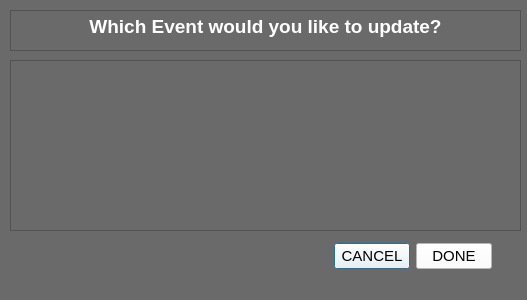
Qt form Project 3/updatewindow.ui (ecdev456/Nonogram-SE) before a commit.
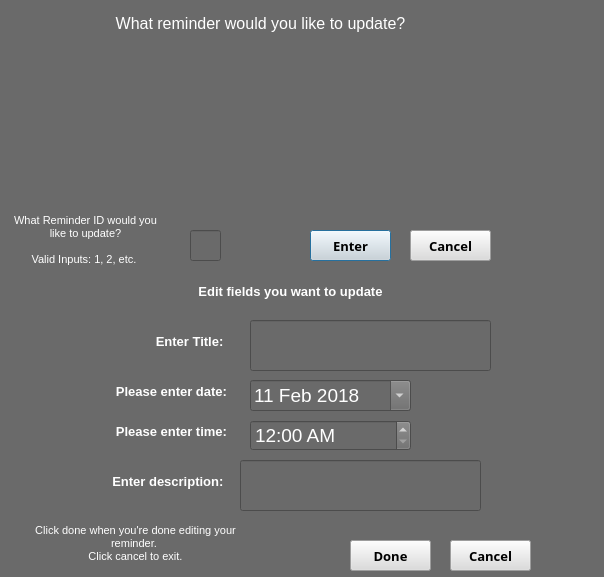
The same form after that commit.

```diff
--- a/Project 3/updatewindow.ui
+++ b/Project 3/updatewindow.ui
@@ -6,8 +6,8 @@
    <rect>
     <x>0</x>
     <y>0</y>
-    <width>527</width>
-    <height>300</height>
+    <width>604</width>
+    <height>577</height>
    </rect>
   </property>
   <property name="windowTitle">
@@ -21,30 +21,16 @@
    <property name="geometry">
     <rect>
      <x>10</x>
-     <y>10</y>
-     <width>511</width>
-     <height>41</height>
+     <y>50</y>
+     <width>551</width>
+     <height>141</height>
     </rect>
    </property>
    <property name="styleSheet">
     <string notr="true">color: rgb(255, 255, 255);</string>
    </property>
-   <property name="html">
-    <string>&lt;!DOCTYPE HTML PUBLIC &quot;-//W3C//DTD HTML 4.0//EN&quot; &quot;http://www.w3.org/TR/REC-html40/strict.dtd&quot;&gt;
-&lt;html&gt;&lt;head&gt;&lt;meta name=&quot;qrichtext&quot; content=&quot;1&quot; /&gt;&lt;style type=&quot;text/css&quot;&gt;
-p, li { white-space: pre-wrap; }
-&lt;/style&gt;&lt;/head&gt;&lt;body style=&quot; font-family:'MS Shell Dlg 2'; font-size:8.25pt; font-weight:400; font-style:normal;&quot;&gt;
-&lt;p align=&quot;center&quot; style=&quot; margin-top:0px; margin-bottom:0px; margin-left:0px; margin-right:0px; -qt-block-indent:0; text-indent:0px;&quot;&gt;&lt;span style=&quot; font-size:14pt; font-weight:600;&quot;&gt;Which Event would you like to update?&lt;/span&gt;&lt;/p&gt;&lt;/body&gt;&lt;/html&gt;</string>
-   </property>
-  </widget>
-  <widget class="QTextEdit" name="textEdit_2">
-   <property name="geometry">
-    <rect>
-     <x>10</x>
-     <y>60</y>
-     <width>511</width>
-     <height>171</height>
-    </rect>
+   <property name="frameShape">
+    <enum>QFrame::NoFrame</enum>
    </property>
    <property name="html">
     <string>&lt;!DOCTYPE HTML PUBLIC &quot;-//W3C//DTD HTML 4.0//EN&quot; &quot;http://www.w3.org/TR/REC-html40/strict.dtd&quot;&gt;
@@ -54,57 +40,448 @@
 &lt;p style=&quot;-qt-paragraph-type:empty; margin-top:0px; margin-bottom:0px; margin-left:0px; margin-right:0px; -qt-block-indent:0; text-indent:0px;&quot;&gt;&lt;br /&gt;&lt;/p&gt;&lt;/body&gt;&lt;/html&gt;</string>
    </property>
   </widget>
-  <widget class="QWidget" name="">
+  <widget class="QTextEdit" name="textEdit_3">
    <property name="geometry">
     <rect>
-     <x>334</x>
-     <y>242</y>
-     <width>158</width>
-     <height>28</height>
+     <x>10</x>
+     <y>10</y>
+     <width>501</width>
+     <height>31</height>
     </rect>
    </property>
-   <layout class="QHBoxLayout" name="horizontalLayout">
-    <item>
-     <widget class="QPushButton" name="pushButton_2">
-      <property name="font">
-       <font>
-        <family>MS Shell Dlg 2</family>
-        <pointsize>11</pointsize>
-        <weight>9</weight>
-        <italic>false</italic>
-        <bold>false</bold>
-       </font>
-      </property>
-      <property name="styleSheet">
-       <string notr="true">font: 75 11pt &quot;MS Shell Dlg 2&quot;;
-background-color: rgb(255, 255, 255);</string>
-      </property>
-      <property name="text">
-       <string>CANCEL</string>
-      </property>
-     </widget>
-    </item>
-    <item>
-     <widget class="QPushButton" name="pushButton">
-      <property name="font">
-       <font>
-        <family>MS Shell Dlg 2</family>
-        <pointsize>11</pointsize>
-        <weight>9</weight>
-        <italic>false</italic>
-        <bold>false</bold>
-       </font>
-      </property>
-      <property name="styleSheet">
-       <string notr="true">font: 75 11pt &quot;MS Shell Dlg 2&quot;;
-background-color: rgb(255, 255, 255);</string>
-      </property>
-      <property name="text">
-       <string>DONE</string>
-      </property>
-     </widget>
-    </item>
-   </layout>
+   <property name="frameShape">
+    <enum>QFrame::NoFrame</enum>
+   </property>
+   <property name="readOnly">
+    <bool>true</bool>
+   </property>
+   <property name="html">
+    <string>&lt;!DOCTYPE HTML PUBLIC &quot;-//W3C//DTD HTML 4.0//EN&quot; &quot;http://www.w3.org/TR/REC-html40/strict.dtd&quot;&gt;
+&lt;html&gt;&lt;head&gt;&lt;meta name=&quot;qrichtext&quot; content=&quot;1&quot; /&gt;&lt;style type=&quot;text/css&quot;&gt;
+p, li { white-space: pre-wrap; }
+&lt;/style&gt;&lt;/head&gt;&lt;body style=&quot; font-family:'MS Shell Dlg 2'; font-size:8.25pt; font-weight:400; font-style:normal;&quot;&gt;
+&lt;p align=&quot;center&quot; style=&quot; margin-top:0px; margin-bottom:0px; margin-left:0px; margin-right:0px; -qt-block-indent:0; text-indent:0px;&quot;&gt;&lt;span style=&quot; font-size:12pt; color:#ffffff;&quot;&gt;What reminder would you like to update?&lt;/span&gt;&lt;/p&gt;&lt;/body&gt;&lt;/html&gt;</string>
+   </property>
+  </widget>
+  <widget class="QTextEdit" name="textEdit_4">
+   <property name="geometry">
+    <rect>
+     <x>10</x>
+     <y>210</y>
+     <width>151</width>
+     <height>71</height>
+    </rect>
+   </property>
+   <property name="frameShape">
+    <enum>QFrame::NoFrame</enum>
+   </property>
+   <property name="readOnly">
+    <bool>true</bool>
+   </property>
+   <property name="html">
+    <string>&lt;!DOCTYPE HTML PUBLIC &quot;-//W3C//DTD HTML 4.0//EN&quot; &quot;http://www.w3.org/TR/REC-html40/strict.dtd&quot;&gt;
+&lt;html&gt;&lt;head&gt;&lt;meta name=&quot;qrichtext&quot; content=&quot;1&quot; /&gt;&lt;style type=&quot;text/css&quot;&gt;
+p, li { white-space: pre-wrap; }
+&lt;/style&gt;&lt;/head&gt;&lt;body style=&quot; font-family:'MS Shell Dlg 2'; font-size:8.25pt; font-weight:400; font-style:normal;&quot;&gt;
+&lt;p align=&quot;center&quot; style=&quot; margin-top:0px; margin-bottom:0px; margin-left:0px; margin-right:0px; -qt-block-indent:0; text-indent:0px;&quot;&gt;&lt;span style=&quot; color:#ffffff;&quot;&gt;What Reminder ID would you like to update?&lt;/span&gt;&lt;/p&gt;
+&lt;p align=&quot;center&quot; style=&quot;-qt-paragraph-type:empty; margin-top:0px; margin-bottom:0px; margin-left:0px; margin-right:0px; -qt-block-indent:0; text-indent:0px; color:#ffffff;&quot;&gt;&lt;br /&gt;&lt;/p&gt;
+&lt;p align=&quot;center&quot; style=&quot; margin-top:0px; margin-bottom:0px; margin-left:0px; margin-right:0px; -qt-block-indent:0; text-indent:0px;&quot;&gt;&lt;span style=&quot; color:#ffffff;&quot;&gt;Valid Inputs: 1, 2, etc. &lt;/span&gt;&lt;/p&gt;&lt;/body&gt;&lt;/html&gt;</string>
+   </property>
+  </widget>
+  <widget class="QLineEdit" name="updateChoice">
+   <property name="geometry">
+    <rect>
+     <x>190</x>
+     <y>230</y>
+     <width>31</width>
+     <height>31</height>
+    </rect>
+   </property>
+   <property name="styleSheet">
+    <string notr="true">color: rgb(255, 255, 255);</string>
+   </property>
+  </widget>
+  <widget class="QPushButton" name="doneUpdate">
+   <property name="geometry">
+    <rect>
+     <x>310</x>
+     <y>230</y>
+     <width>81</width>
+     <height>31</height>
+    </rect>
+   </property>
+   <property name="font">
+    <font>
+     <family>Calisto MT</family>
+     <pointsize>10</pointsize>
+     <weight>75</weight>
+     <bold>true</bold>
+    </font>
+   </property>
+   <property name="styleSheet">
+    <string notr="true">background-color: rgb(220, 220, 220);
+border-color: rgb(255, 255, 255);</string>
+   </property>
+   <property name="text">
+    <string>Enter</string>
+   </property>
+  </widget>
+  <widget class="QPushButton" name="cancelUpdate">
+   <property name="geometry">
+    <rect>
+     <x>410</x>
+     <y>230</y>
+     <width>81</width>
+     <height>31</height>
+    </rect>
+   </property>
+   <property name="font">
+    <font>
+     <family>Calisto MT</family>
+     <pointsize>10</pointsize>
+     <weight>75</weight>
+     <bold>true</bold>
+    </font>
+   </property>
+   <property name="styleSheet">
+    <string notr="true">background-color: rgb(220, 220, 220);
+border-color: rgb(255, 255, 255);</string>
+   </property>
+   <property name="text">
+    <string>Cancel</string>
+   </property>
+  </widget>
+  <widget class="QTextEdit" name="textEdit_6">
+   <property name="geometry">
+    <rect>
+     <x>30</x>
+     <y>380</y>
+     <width>201</width>
+     <height>31</height>
+    </rect>
+   </property>
+   <property name="frameShape">
+    <enum>QFrame::NoFrame</enum>
+   </property>
+   <property name="readOnly">
+    <bool>true</bool>
+   </property>
+   <property name="html">
+    <string>&lt;!DOCTYPE HTML PUBLIC &quot;-//W3C//DTD HTML 4.0//EN&quot; &quot;http://www.w3.org/TR/REC-html40/strict.dtd&quot;&gt;
+&lt;html&gt;&lt;head&gt;&lt;meta name=&quot;qrichtext&quot; content=&quot;1&quot; /&gt;&lt;style type=&quot;text/css&quot;&gt;
+p, li { white-space: pre-wrap; }
+&lt;/style&gt;&lt;/head&gt;&lt;body style=&quot; font-family:'MS Shell Dlg 2'; font-size:8.25pt; font-weight:400; font-style:normal;&quot;&gt;
+&lt;p align=&quot;right&quot; style=&quot; margin-top:0px; margin-bottom:0px; margin-left:0px; margin-right:0px; -qt-block-indent:0; text-indent:0px;&quot;&gt;&lt;span style=&quot; font-size:10pt; font-weight:600; color:#ffffff;&quot;&gt;Please enter date:&lt;/span&gt;&lt;/p&gt;&lt;/body&gt;&lt;/html&gt;</string>
+   </property>
+  </widget>
+  <widget class="QPushButton" name="updateCancel">
+   <property name="geometry">
+    <rect>
+     <x>450</x>
+     <y>540</y>
+     <width>81</width>
+     <height>31</height>
+    </rect>
+   </property>
+   <property name="font">
+    <font>
+     <family>Calisto MT</family>
+     <pointsize>10</pointsize>
+     <weight>75</weight>
+     <bold>true</bold>
+    </font>
+   </property>
+   <property name="styleSheet">
+    <string notr="true">background-color: rgb(220, 220, 220);
+border-color: rgb(255, 255, 255);</string>
+   </property>
+   <property name="text">
+    <string>Cancel</string>
+   </property>
+  </widget>
+  <widget class="QTextEdit" name="textEdit_11">
+   <property name="geometry">
+    <rect>
+     <x>40</x>
+     <y>280</y>
+     <width>501</width>
+     <height>31</height>
+    </rect>
+   </property>
+   <property name="frameShape">
+    <enum>QFrame::NoFrame</enum>
+   </property>
+   <property name="readOnly">
+    <bool>true</bool>
+   </property>
+   <property name="html">
+    <string>&lt;!DOCTYPE HTML PUBLIC &quot;-//W3C//DTD HTML 4.0//EN&quot; &quot;http://www.w3.org/TR/REC-html40/strict.dtd&quot;&gt;
+&lt;html&gt;&lt;head&gt;&lt;meta name=&quot;qrichtext&quot; content=&quot;1&quot; /&gt;&lt;style type=&quot;text/css&quot;&gt;
+p, li { white-space: pre-wrap; }
+&lt;/style&gt;&lt;/head&gt;&lt;body style=&quot; font-family:'MS Shell Dlg 2'; font-size:8.25pt; font-weight:400; font-style:normal;&quot;&gt;
+&lt;p align=&quot;center&quot; style=&quot; margin-top:0px; margin-bottom:0px; margin-left:0px; margin-right:0px; -qt-block-indent:0; text-indent:0px;&quot;&gt;&lt;span style=&quot; font-size:10pt; font-weight:600; color:#ffffff;&quot;&gt;Edit fields you want to update&lt;/span&gt;&lt;/p&gt;&lt;/body&gt;&lt;/html&gt;</string>
+   </property>
+  </widget>
+  <widget class="QPushButton" name="reminderDone">
+   <property name="geometry">
+    <rect>
+     <x>350</x>
+     <y>540</y>
+     <width>81</width>
+     <height>31</height>
+    </rect>
+   </property>
+   <property name="font">
+    <font>
+     <family>Calisto MT</family>
+     <pointsize>10</pointsize>
+     <weight>75</weight>
+     <bold>true</bold>
+    </font>
+   </property>
+   <property name="styleSheet">
+    <string notr="true">background-color: rgb(220, 220, 220);
+border-color: rgb(255, 255, 255);</string>
+   </property>
+   <property name="text">
+    <string>Done</string>
+   </property>
+  </widget>
+  <widget class="QTextEdit" name="textEdit_10">
+   <property name="geometry">
+    <rect>
+     <x>30</x>
+     <y>420</y>
+     <width>201</width>
+     <height>31</height>
+    </rect>
+   </property>
+   <property name="frameShape">
+    <enum>QFrame::NoFrame</enum>
+   </property>
+   <property name="readOnly">
+    <bool>true</bool>
+   </property>
+   <property name="html">
+    <string>&lt;!DOCTYPE HTML PUBLIC &quot;-//W3C//DTD HTML 4.0//EN&quot; &quot;http://www.w3.org/TR/REC-html40/strict.dtd&quot;&gt;
+&lt;html&gt;&lt;head&gt;&lt;meta name=&quot;qrichtext&quot; content=&quot;1&quot; /&gt;&lt;style type=&quot;text/css&quot;&gt;
+p, li { white-space: pre-wrap; }
+&lt;/style&gt;&lt;/head&gt;&lt;body style=&quot; font-family:'MS Shell Dlg 2'; font-size:8.25pt; font-weight:400; font-style:normal;&quot;&gt;
+&lt;p align=&quot;right&quot; style=&quot; margin-top:0px; margin-bottom:0px; margin-left:0px; margin-right:0px; -qt-block-indent:0; text-indent:0px;&quot;&gt;&lt;span style=&quot; font-size:10pt; font-weight:600; color:#ffffff;&quot;&gt;Please enter time:&lt;/span&gt;&lt;/p&gt;&lt;/body&gt;&lt;/html&gt;</string>
+   </property>
+  </widget>
+  <widget class="QTextEdit" name="textEdit_8">
+   <property name="geometry">
+    <rect>
+     <x>80</x>
+     <y>330</y>
+     <width>151</width>
+     <height>31</height>
+    </rect>
+   </property>
+   <property name="frameShape">
+    <enum>QFrame::NoFrame</enum>
+   </property>
+   <property name="readOnly">
+    <bool>true</bool>
+   </property>
+   <property name="html">
+    <string>&lt;!DOCTYPE HTML PUBLIC &quot;-//W3C//DTD HTML 4.0//EN&quot; &quot;http://www.w3.org/TR/REC-html40/strict.dtd&quot;&gt;
+&lt;html&gt;&lt;head&gt;&lt;meta name=&quot;qrichtext&quot; content=&quot;1&quot; /&gt;&lt;style type=&quot;text/css&quot;&gt;
+p, li { white-space: pre-wrap; }
+&lt;/style&gt;&lt;/head&gt;&lt;body style=&quot; font-family:'MS Shell Dlg 2'; font-size:8.25pt; font-weight:400; font-style:normal;&quot;&gt;
+&lt;p align=&quot;right&quot; style=&quot; margin-top:0px; margin-bottom:0px; margin-left:0px; margin-right:0px; -qt-block-indent:0; text-indent:0px;&quot;&gt;&lt;span style=&quot; font-size:10pt; font-weight:600; color:#ffffff;&quot;&gt;Enter Title: &lt;/span&gt;&lt;/p&gt;&lt;/body&gt;&lt;/html&gt;</string>
+   </property>
+  </widget>
+  <widget class="QTextEdit" name="textEdit_9">
+   <property name="geometry">
+    <rect>
+     <x>80</x>
+     <y>470</y>
+     <width>151</width>
+     <height>31</height>
+    </rect>
+   </property>
+   <property name="frameShape">
+    <enum>QFrame::NoFrame</enum>
+   </property>
+   <property name="readOnly">
+    <bool>true</bool>
+   </property>
+   <property name="html">
+    <string>&lt;!DOCTYPE HTML PUBLIC &quot;-//W3C//DTD HTML 4.0//EN&quot; &quot;http://www.w3.org/TR/REC-html40/strict.dtd&quot;&gt;
+&lt;html&gt;&lt;head&gt;&lt;meta name=&quot;qrichtext&quot; content=&quot;1&quot; /&gt;&lt;style type=&quot;text/css&quot;&gt;
+p, li { white-space: pre-wrap; }
+&lt;/style&gt;&lt;/head&gt;&lt;body style=&quot; font-family:'MS Shell Dlg 2'; font-size:8.25pt; font-weight:400; font-style:normal;&quot;&gt;
+&lt;p align=&quot;right&quot; style=&quot; margin-top:0px; margin-bottom:0px; margin-left:0px; margin-right:0px; -qt-block-indent:0; text-indent:0px;&quot;&gt;&lt;span style=&quot; font-size:10pt; font-weight:600; color:#ffffff;&quot;&gt;Enter description: &lt;/span&gt;&lt;/p&gt;&lt;/body&gt;&lt;/html&gt;</string>
+   </property>
+  </widget>
+  <widget class="QDateEdit" name="updateDate">
+   <property name="geometry">
+    <rect>
+     <x>250</x>
+     <y>380</y>
+     <width>161</width>
+     <height>31</height>
+    </rect>
+   </property>
+   <property name="font">
+    <font>
+     <family>MS Shell Dlg 2</family>
+     <pointsize>14</pointsize>
+     <weight>9</weight>
+     <italic>false</italic>
+     <bold>false</bold>
+    </font>
+   </property>
+   <property name="mouseTracking">
+    <bool>true</bool>
+   </property>
+   <property name="contextMenuPolicy">
+    <enum>Qt::DefaultContextMenu</enum>
+   </property>
+   <property name="styleSheet">
+    <string notr="true">color: rgb(255, 255, 255);
+font: 75 14pt &quot;MS Shell Dlg 2&quot;;</string>
+   </property>
+   <property name="frame">
+    <bool>true</bool>
+   </property>
+   <property name="buttonSymbols">
+    <enum>QAbstractSpinBox::NoButtons</enum>
+   </property>
+   <property name="dateTime">
+    <datetime>
+     <hour>0</hour>
+     <minute>0</minute>
+     <second>0</second>
+     <year>2018</year>
+     <month>2</month>
+     <day>11</day>
+    </datetime>
+   </property>
+   <property name="maximumDate">
+    <date>
+     <year>7999</year>
+     <month>9</month>
+     <day>30</day>
+    </date>
+   </property>
+   <property name="minimumDate">
+    <date>
+     <year>2018</year>
+     <month>2</month>
+     <day>11</day>
+    </date>
+   </property>
+   <property name="calendarPopup">
+    <bool>true</bool>
+   </property>
+  </widget>
+  <widget class="QLineEdit" name="updateDesc">
+   <property name="geometry">
+    <rect>
+     <x>240</x>
+     <y>460</y>
+     <width>241</width>
+     <height>51</height>
+    </rect>
+   </property>
+   <property name="styleSheet">
+    <string notr="true">color: rgb(255, 255, 255);</string>
+   </property>
+  </widget>
+  <widget class="QTextEdit" name="textEdit_7">
+   <property name="geometry">
+    <rect>
+     <x>30</x>
+     <y>520</y>
+     <width>211</width>
+     <height>51</height>
+    </rect>
+   </property>
+   <property name="frameShape">
+    <enum>QFrame::NoFrame</enum>
+   </property>
+   <property name="readOnly">
+    <bool>true</bool>
+   </property>
+   <property name="html">
+    <string>&lt;!DOCTYPE HTML PUBLIC &quot;-//W3C//DTD HTML 4.0//EN&quot; &quot;http://www.w3.org/TR/REC-html40/strict.dtd&quot;&gt;
+&lt;html&gt;&lt;head&gt;&lt;meta name=&quot;qrichtext&quot; content=&quot;1&quot; /&gt;&lt;style type=&quot;text/css&quot;&gt;
+p, li { white-space: pre-wrap; }
+&lt;/style&gt;&lt;/head&gt;&lt;body style=&quot; font-family:'MS Shell Dlg 2'; font-size:8.25pt; font-weight:400; font-style:normal;&quot;&gt;
+&lt;p align=&quot;center&quot; style=&quot; margin-top:0px; margin-bottom:0px; margin-left:0px; margin-right:0px; -qt-block-indent:0; text-indent:0px;&quot;&gt;&lt;span style=&quot; color:#ffffff;&quot;&gt;Click done when you're done editing your reminder. &lt;/span&gt;&lt;/p&gt;
+&lt;p align=&quot;center&quot; style=&quot; margin-top:0px; margin-bottom:0px; margin-left:0px; margin-right:0px; -qt-block-indent:0; text-indent:0px;&quot;&gt;&lt;span style=&quot; color:#ffffff;&quot;&gt;Click cancel to exit.&lt;/span&gt;&lt;/p&gt;&lt;/body&gt;&lt;/html&gt;</string>
+   </property>
+  </widget>
+  <widget class="QTimeEdit" name="updateTime">
+   <property name="geometry">
+    <rect>
+     <x>250</x>
+     <y>420</y>
+     <width>161</width>
+     <height>31</height>
+    </rect>
+   </property>
+   <property name="font">
+    <font>
+     <family>MS Shell Dlg 2</family>
+     <pointsize>14</pointsize>
+     <weight>9</weight>
+     <italic>false</italic>
+     <bold>false</bold>
+    </font>
+   </property>
+   <property name="styleSheet">
+    <string notr="true">color: rgb(255, 255, 255);
+font: 75 14pt &quot;MS Shell Dlg 2&quot;;</string>
+   </property>
+   <property name="maximumDateTime">
+    <datetime>
+     <hour>23</hour>
+     <minute>59</minute>
+     <second>59</second>
+     <year>2018</year>
+     <month>2</month>
+     <day>11</day>
+    </datetime>
+   </property>
+   <property name="minimumDateTime">
+    <datetime>
+     <hour>0</hour>
+     <minute>0</minute>
+     <second>0</second>
+     <year>2018</year>
+     <month>2</month>
+     <day>11</day>
+    </datetime>
+   </property>
+   <property name="currentSection">
+    <enum>QDateTimeEdit::HourSection</enum>
+   </property>
+   <property name="displayFormat">
+    <string>hh:mm AP</string>
+   </property>
+   <property name="calendarPopup">
+    <bool>false</bool>
+   </property>
+   <property name="currentSectionIndex">
+    <number>0</number>
+   </property>
+  </widget>
+  <widget class="QLineEdit" name="updateTitle">
+   <property name="geometry">
+    <rect>
+     <x>250</x>
+     <y>320</y>
+     <width>241</width>
+     <height>51</height>
+    </rect>
+   </property>
+   <property name="styleSheet">
+    <string notr="true">color: rgb(255, 255, 255);</string>
+   </property>
   </widget>
  </widget>
  <resources/>
```
Left out of the diff: 2 changed lines with no effect on the pictures.
